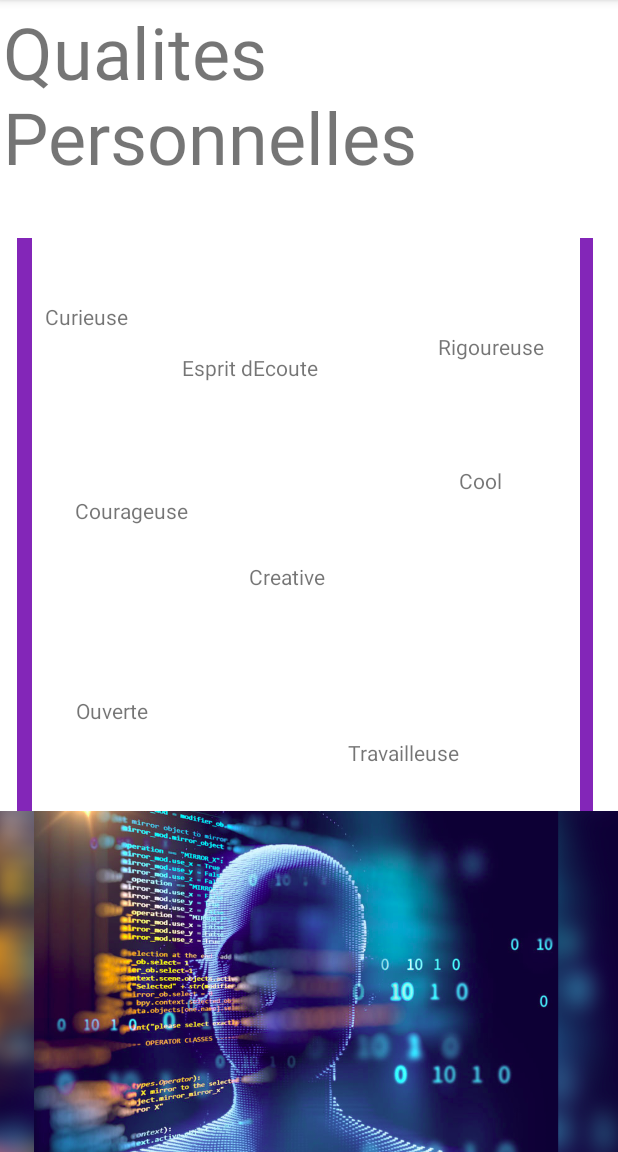
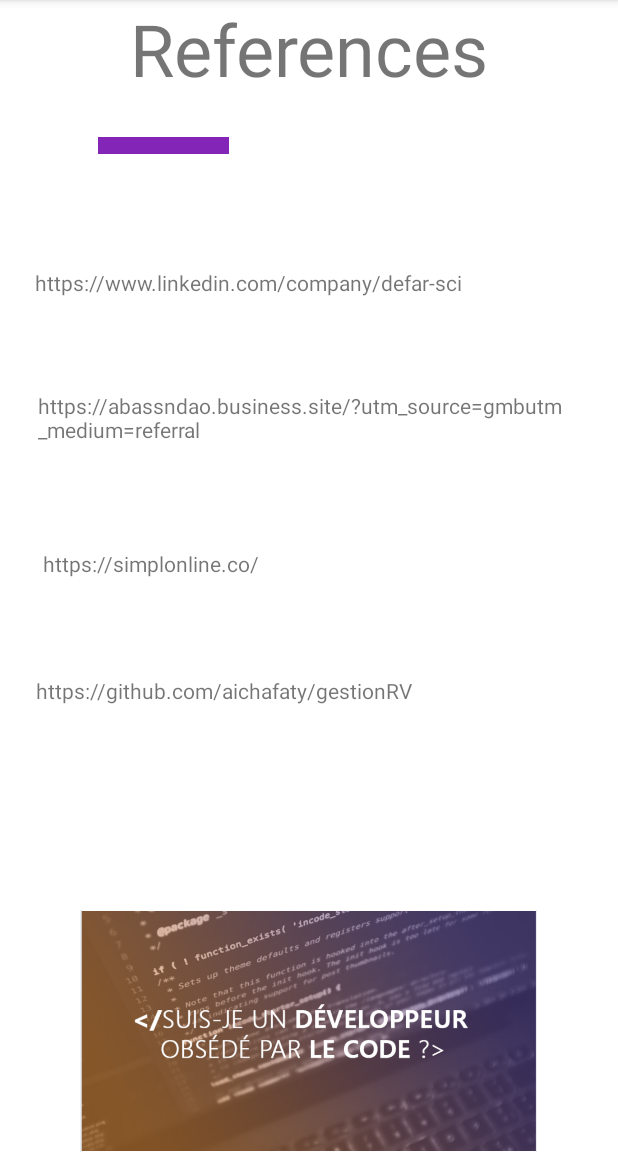
Before and after one commit to aichafaty/androidAppPortfolio, an Android app: the screen it shows after launch (MainActivity), on a phone screen of 412 x 824 dp, the part 84-1236 px from its top. Run offline under Robolectric (Android 15) with nearby library versions, the phone set to English and light mode, and no system bars.

Commit message:
feat: my references  portfolio

```diff
--- a/app/src/main/java/com/example/myapplicationAnd/MainActivity.java
+++ b/app/src/main/java/com/example/myapplicationAnd/MainActivity.java
@@ -12,5 +12,6 @@ public class MainActivity extends AppCompatActivity {
         setContentView(R.layout.activity_main);
         setContentView(R.layout.competence_main);
         setContentView(R.layout.qualite_main);
+        setContentView(R.layout.reference_main);
     }
 }
--- /dev/null
+++ b/app/src/main/res/layout/reference_main.xml
@@ -0,0 +1,93 @@
+<?xml version="1.0" encoding="utf-8"?>
+<androidx.constraintlayout.widget.ConstraintLayout xmlns:android="http://schemas.android.com/apk/res/android"
+    xmlns:app="http://schemas.android.com/apk/res-auto"
+    xmlns:tools="http://schemas.android.com/tools"
+    android:layout_width="match_parent"
+    android:layout_height="match_parent">
+
+    <TextView
+        android:id="@+id/textView35"
+        android:layout_width="354dp"
+        android:layout_height="36dp"
+        android:text="@string/simplon"
+        app:layout_constraintBottom_toBottomOf="parent"
+        app:layout_constraintEnd_toEndOf="parent"
+        app:layout_constraintHorizontal_bias="0.493"
+        app:layout_constraintStart_toStartOf="parent"
+        app:layout_constraintTop_toTopOf="parent" />
+
+    <TextView
+        android:id="@+id/textView34"
+        android:layout_width="360dp"
+        android:layout_height="36dp"
+        android:text="@string/abass"
+        app:layout_constraintBottom_toBottomOf="parent"
+        app:layout_constraintEnd_toEndOf="parent"
+        app:layout_constraintHorizontal_bias="0.492"
+        app:layout_constraintStart_toStartOf="parent"
+        app:layout_constraintTop_toTopOf="parent"
+        app:layout_constraintVertical_bias="0.356" />
+
+    <TextView
+        android:id="@+id/textView30"
+        android:layout_width="wrap_content"
+        android:layout_height="wrap_content"
+        android:text="@string/reference"
+        android:textSize="@android:dimen/app_icon_size"
+        app:layout_constraintBottom_toBottomOf="parent"
+        app:layout_constraintEnd_toEndOf="parent"
+        app:layout_constraintStart_toStartOf="parent"
+        app:layout_constraintTop_toTopOf="parent"
+        app:layout_constraintVertical_bias="0.0" />
+
+    <androidx.appcompat.widget.Toolbar
+        android:id="@+id/toolbar5"
+        android:layout_width="87dp"
+        android:layout_height="11dp"
+        android:background="@color/mauve"
+        android:minHeight="?attr/actionBarSize"
+        android:theme="?attr/actionBarTheme"
+        app:layout_constraintBottom_toBottomOf="parent"
+        app:layout_constraintEnd_toEndOf="parent"
+        app:layout_constraintHorizontal_bias="0.202"
+        app:layout_constraintStart_toStartOf="parent"
+        app:layout_constraintTop_toTopOf="parent"
+        app:layout_constraintVertical_bias="0.121" />
+
+    <TextView
+        android:id="@+id/textView33"
+        android:layout_width="359dp"
+        android:layout_height="26dp"
+        android:text="@string/defar"
+        app:layout_constraintBottom_toBottomOf="parent"
+        app:layout_constraintEnd_toEndOf="parent"
+        app:layout_constraintHorizontal_bias="0.441"
+        app:layout_constraintStart_toStartOf="parent"
+        app:layout_constraintTop_toTopOf="parent"
+        app:layout_constraintVertical_bias="0.241" />
+
+    <TextView
+        android:id="@+id/textView36"
+        android:layout_width="353dp"
+        android:layout_height="25dp"
+        android:text="@string/git"
+        app:layout_constraintBottom_toBottomOf="parent"
+        app:layout_constraintEnd_toEndOf="parent"
+        app:layout_constraintHorizontal_bias="0.405"
+        app:layout_constraintStart_toStartOf="parent"
+        app:layout_constraintTop_toTopOf="parent"
+        app:layout_constraintVertical_bias="0.607" />
+
+    <ImageView
+        android:id="@+id/imageView7"
+        android:layout_width="367dp"
+        android:layout_height="161dp"
+        app:layout_constraintBottom_toBottomOf="parent"
+        app:layout_constraintEnd_toEndOf="parent"
+        app:layout_constraintHorizontal_bias="0.495"
+        app:layout_constraintStart_toStartOf="parent"
+        app:layout_constraintTop_toTopOf="parent"
+        app:layout_constraintVertical_bias="1.0"
+        app:srcCompat="@drawable/dev" />
+
+</androidx.constraintlayout.widget.ConstraintLayout>
--- a/app/src/main/res/values/strings.xml
+++ b/app/src/main/res/values/strings.xml
@@ -34,4 +34,11 @@
     <string name="cool">Cool</string>
     <string name="rigoureuse">Rigoureuse</string>
 
+
+    <string name="reference">References</string>
+    <string name="defar">https://www.linkedin.com/company/defar-sci</string>
+    <string name="abass">https://abassndao.business.site/?utm_source=gmbutm_medium=referral</string>
+    <string name="simplon">https://simplonline.co/</string>
+    <string name="git">https://github.com/aichafaty/gestionRV</string>
+
 </resources>
```
